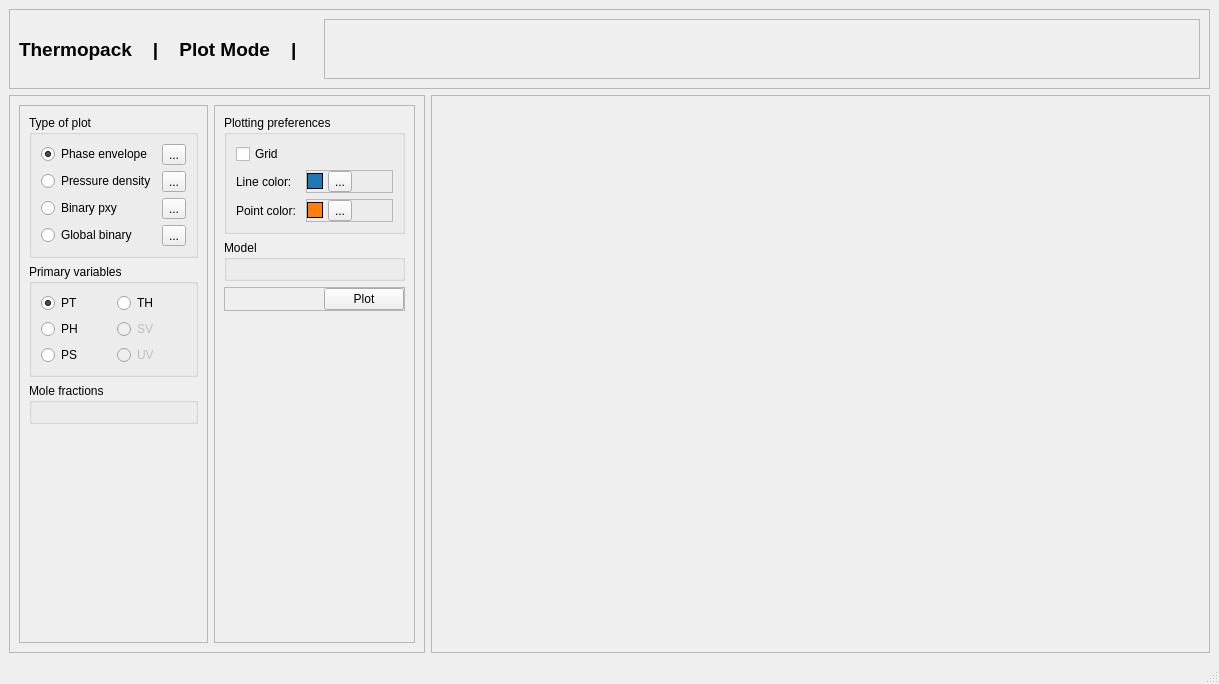
Above: addon/pycThermopack/pyctp/gui/widgets/layouts/plot_mode.ui from thermotools/thermopack before the change. Below: the same form after it.
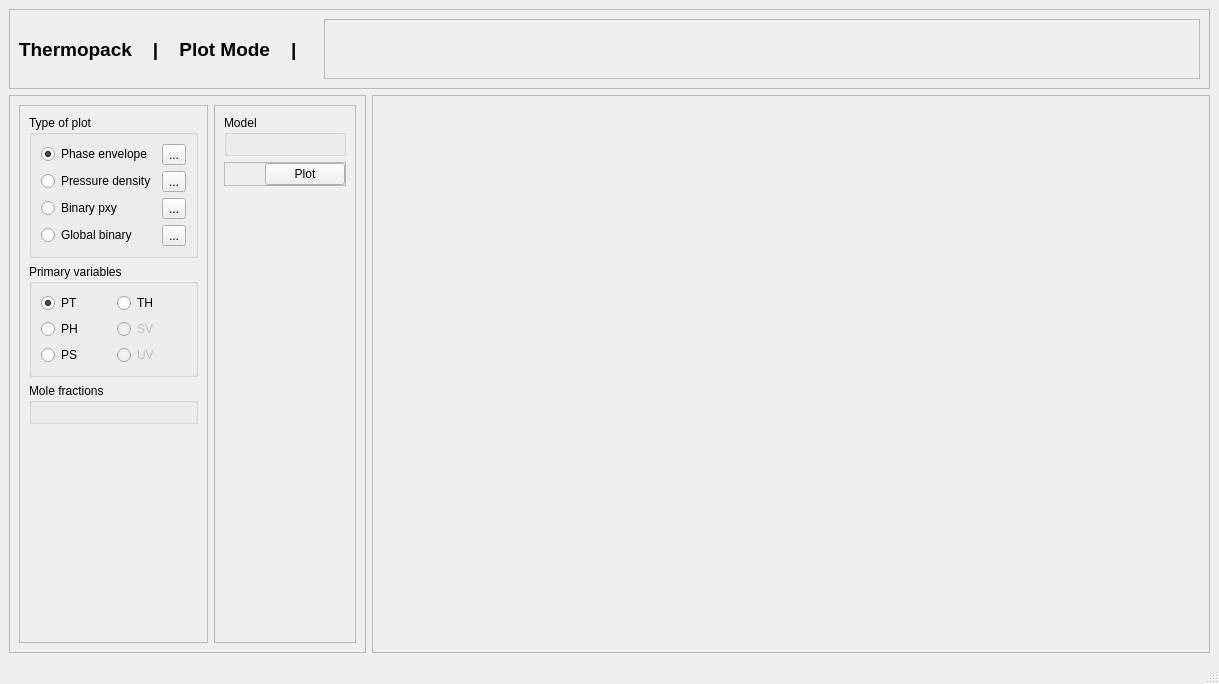
That is the form after the change.

Commit message: Add possibility to tune calculation parameters and plotting settings for the different plot types

Diff of the .ui file:
```diff
--- a/addon/pycThermopack/pyctp/gui/widgets/layouts/plot_mode.ui
+++ b/addon/pycThermopack/pyctp/gui/widgets/layouts/plot_mode.ui
@@ -266,198 +266,6 @@
           <enum>QFrame::Raised</enum>
          </property>
          <layout class="QVBoxLayout" name="verticalLayout">
-          <item>
-           <widget class="QGroupBox" name="plotting_preferences_box">
-            <property name="sizePolicy">
-             <sizepolicy hsizetype="Preferred" vsizetype="Maximum">
-              <horstretch>0</horstretch>
-              <verstretch>0</verstretch>
-             </sizepolicy>
-            </property>
-            <property name="title">
-             <string>Plotting preferences</string>
-            </property>
-            <layout class="QFormLayout" name="formLayout">
-             <item row="0" column="0">
-              <widget class="QCheckBox" name="grid_checkbox">
-               <property name="text">
-                <string>Grid</string>
-               </property>
-              </widget>
-             </item>
-             <item row="7" column="0">
-              <widget class="QLabel" name="point_color_label">
-               <property name="text">
-                <string>Point color: </string>
-               </property>
-              </widget>
-             </item>
-             <item row="7" column="1">
-              <widget class="QFrame" name="frame_5">
-               <property name="frameShape">
-                <enum>QFrame::StyledPanel</enum>
-               </property>
-               <property name="frameShadow">
-                <enum>QFrame::Raised</enum>
-               </property>
-               <layout class="QHBoxLayout" name="horizontalLayout_4">
-                <property name="spacing">
-                 <number>5</number>
-                </property>
-                <property name="leftMargin">
-                 <number>0</number>
-                </property>
-                <property name="topMargin">
-                 <number>0</number>
-                </property>
-                <property name="rightMargin">
-                 <number>0</number>
-                </property>
-                <property name="bottomMargin">
-                 <number>0</number>
-                </property>
-                <item>
-                 <widget class="QFrame" name="point_color_preview">
-                  <property name="minimumSize">
-                   <size>
-                    <width>16</width>
-                    <height>16</height>
-                   </size>
-                  </property>
-                  <property name="maximumSize">
-                   <size>
-                    <width>16</width>
-                    <height>16</height>
-                   </size>
-                  </property>
-                  <property name="styleSheet">
-                   <string notr="true">background-color: rgb(255, 127, 14);
-border-style: solid;
-border-width: 1px;
-border-color: black;</string>
-                  </property>
-                  <property name="frameShape">
-                   <enum>QFrame::StyledPanel</enum>
-                  </property>
-                  <property name="frameShadow">
-                   <enum>QFrame::Raised</enum>
-                  </property>
-                 </widget>
-                </item>
-                <item>
-                 <widget class="QToolButton" name="point_color_tool_btn">
-                  <property name="text">
-                   <string>...</string>
-                  </property>
-                 </widget>
-                </item>
-                <item>
-                 <spacer name="horizontalSpacer_4">
-                  <property name="orientation">
-                   <enum>Qt::Horizontal</enum>
-                  </property>
-                  <property name="sizeHint" stdset="0">
-                   <size>
-                    <width>40</width>
-                    <height>20</height>
-                   </size>
-                  </property>
-                 </spacer>
-                </item>
-               </layout>
-              </widget>
-             </item>
-             <item row="3" column="1">
-              <widget class="QFrame" name="frame_4">
-               <property name="frameShape">
-                <enum>QFrame::StyledPanel</enum>
-               </property>
-               <property name="frameShadow">
-                <enum>QFrame::Raised</enum>
-               </property>
-               <layout class="QHBoxLayout" name="horizontalLayout_3">
-                <property name="spacing">
-                 <number>5</number>
-                </property>
-                <property name="leftMargin">
-                 <number>0</number>
-                </property>
-                <property name="topMargin">
-                 <number>0</number>
-                </property>
-                <property name="rightMargin">
-                 <number>0</number>
-                </property>
-                <property name="bottomMargin">
-                 <number>0</number>
-                </property>
-                <item>
-                 <widget class="QFrame" name="line_color_preview">
-                  <property name="minimumSize">
-                   <size>
-                    <width>16</width>
-                    <height>16</height>
-                   </size>
-                  </property>
-                  <property name="maximumSize">
-                   <size>
-                    <width>16</width>
-                    <height>16</height>
-                   </size>
-                  </property>
-                  <property name="baseSize">
-                   <size>
-                    <width>16</width>
-                    <height>16</height>
-                   </size>
-                  </property>
-                  <property name="styleSheet">
-                   <string notr="true">background-color: rgb(31, 119, 180);
-border-style: solid;
-border-width: 1px;
-border-color: black;</string>
-                  </property>
-                  <property name="frameShape">
-                   <enum>QFrame::StyledPanel</enum>
-                  </property>
-                  <property name="frameShadow">
-                   <enum>QFrame::Raised</enum>
-                  </property>
-                 </widget>
-                </item>
-                <item>
-                 <widget class="QToolButton" name="line_color_tool_btn">
-                  <property name="text">
-                   <string>...</string>
-                  </property>
-                 </widget>
-                </item>
-                <item>
-                 <spacer name="horizontalSpacer_3">
-                  <property name="orientation">
-                   <enum>Qt::Horizontal</enum>
-                  </property>
-                  <property name="sizeHint" stdset="0">
-                   <size>
-                    <width>40</width>
-                    <height>20</height>
-                   </size>
-                  </property>
-                 </spacer>
-                </item>
-               </layout>
-              </widget>
-             </item>
-             <item row="3" column="0">
-              <widget class="QLabel" name="line_color_label">
-               <property name="text">
-                <string>Line color: </string>
-               </property>
-              </widget>
-             </item>
-            </layout>
-           </widget>
-          </item>
           <item>
            <widget class="QGroupBox" name="model_box">
             <property name="sizePolicy">
```
Left out of the diff: 8 changed lines with no effect on the pictures. The commit also changes 8 other files.
